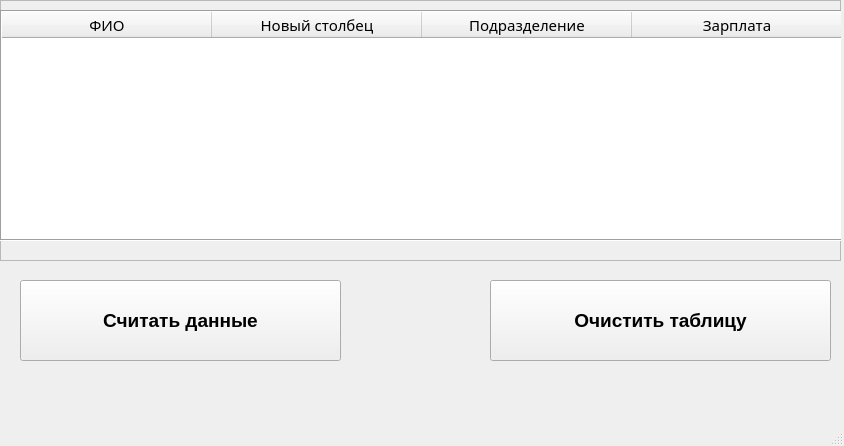
Qt form employee.ui (Palblch52/Fakres) before a commit.
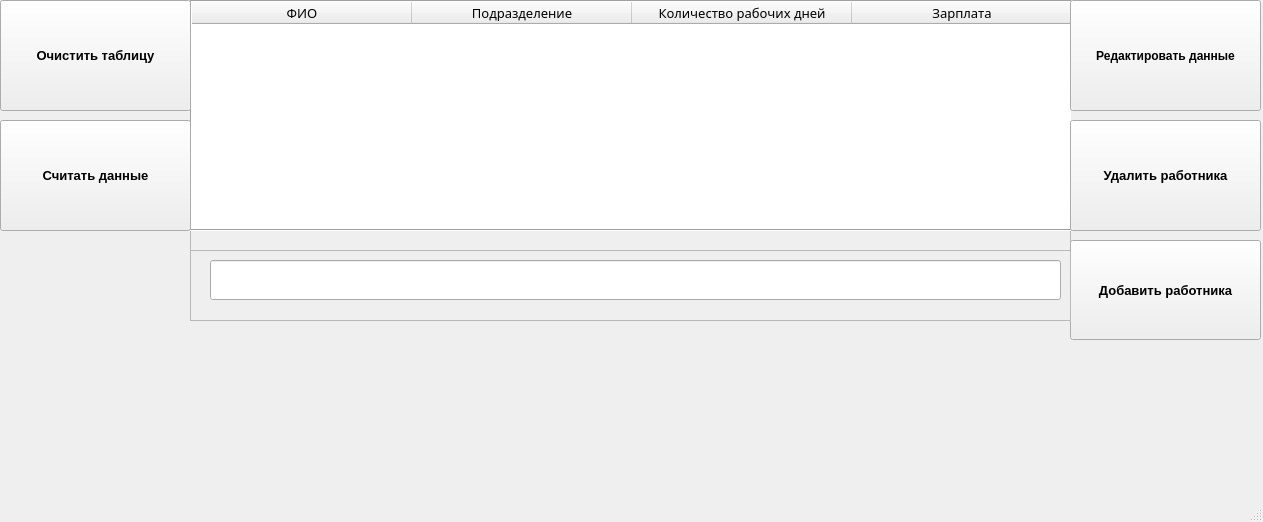
The same form after that commit.

Patch:
```diff
--- a/employee.ui
+++ b/employee.ui
@@ -9,8 +9,8 @@
    <rect>
     <x>0</x>
     <y>0</y>
-    <width>844</width>
-    <height>446</height>
+    <width>1263</width>
+    <height>522</height>
    </rect>
   </property>
   <property name="windowTitle">
@@ -20,9 +20,9 @@
    <widget class="QFrame" name="frame">
     <property name="geometry">
      <rect>
-      <x>0</x>
-      <y>0</y>
-      <width>841</width>
+      <x>190</x>
+      <y>-10</y>
+      <width>881</width>
       <height>261</height>
      </rect>
     </property>
@@ -37,14 +37,14 @@
       <rect>
        <x>0</x>
        <y>10</y>
-       <width>851</width>
+       <width>891</width>
        <height>231</height>
       </rect>
      </property>
      <property name="font">
       <font>
        <family>Perpetua</family>
-       <pointsize>11</pointsize>
+       <pointsize>10</pointsize>
       </font>
      </property>
      <property name="frameShape">
@@ -63,23 +63,23 @@
       <bool>true</bool>
      </attribute>
      <attribute name="horizontalHeaderDefaultSectionSize">
-      <number>210</number>
+      <number>220</number>
      </attribute>
      <column>
       <property name="text">
        <string>ФИО</string>
       </property>
      </column>
-     <column>
-      <property name="text">
-       <string>Новый столбец</string>
-      </property>
-     </column>
      <column>
       <property name="text">
        <string>Подразделение</string>
       </property>
      </column>
+     <column>
+      <property name="text">
+       <string>Количество рабочих дней</string>
+      </property>
+     </column>
      <column>
       <property name="text">
        <string>Зарплата</string>
@@ -90,16 +90,16 @@
    <widget class="QPushButton" name="pushButton_2">
     <property name="geometry">
      <rect>
-      <x>490</x>
-      <y>280</y>
-      <width>341</width>
-      <height>81</height>
+      <x>0</x>
+      <y>0</y>
+      <width>191</width>
+      <height>111</height>
      </rect>
     </property>
     <property name="font">
      <font>
       <family>Arial</family>
-      <pointsize>14</pointsize>
+      <pointsize>10</pointsize>
       <weight>75</weight>
       <bold>true</bold>
      </font>
@@ -111,16 +111,16 @@
    <widget class="QPushButton" name="pushButton">
     <property name="geometry">
      <rect>
-      <x>20</x>
-      <y>280</y>
-      <width>321</width>
-      <height>81</height>
+      <x>0</x>
+      <y>120</y>
+      <width>191</width>
+      <height>111</height>
      </rect>
     </property>
     <property name="font">
      <font>
       <family>Arial</family>
-      <pointsize>14</pointsize>
+      <pointsize>10</pointsize>
       <weight>75</weight>
       <bold>true</bold>
      </font>
@@ -129,6 +129,101 @@
      <string>Считать данные</string>
     </property>
    </widget>
+   <widget class="QPushButton" name="pushButton_3">
+    <property name="geometry">
+     <rect>
+      <x>1070</x>
+      <y>240</y>
+      <width>191</width>
+      <height>100</height>
+     </rect>
+    </property>
+    <property name="font">
+     <font>
+      <family>Arial</family>
+      <pointsize>10</pointsize>
+      <weight>75</weight>
+      <bold>true</bold>
+     </font>
+    </property>
+    <property name="text">
+     <string>Добавить работника</string>
+    </property>
+   </widget>
+   <widget class="QPushButton" name="pushButton_4">
+    <property name="geometry">
+     <rect>
+      <x>1070</x>
+      <y>120</y>
+      <width>191</width>
+      <height>111</height>
+     </rect>
+    </property>
+    <property name="font">
+     <font>
+      <family>Arial</family>
+      <pointsize>10</pointsize>
+      <weight>75</weight>
+      <bold>true</bold>
+     </font>
+    </property>
+    <property name="text">
+     <string>Удалить работника</string>
+    </property>
+   </widget>
+   <widget class="QPushButton" name="pushButton_5">
+    <property name="geometry">
+     <rect>
+      <x>1070</x>
+      <y>0</y>
+      <width>191</width>
+      <height>111</height>
+     </rect>
+    </property>
+    <property name="font">
+     <font>
+      <family>Arial</family>
+      <pointsize>9</pointsize>
+      <weight>75</weight>
+      <bold>true</bold>
+     </font>
+    </property>
+    <property name="text">
+     <string>Редактировать данные</string>
+    </property>
+   </widget>
+   <widget class="QFrame" name="frame_2">
+    <property name="geometry">
+     <rect>
+      <x>190</x>
+      <y>250</y>
+      <width>881</width>
+      <height>71</height>
+     </rect>
+    </property>
+    <property name="frameShape">
+     <enum>QFrame::StyledPanel</enum>
+    </property>
+    <property name="frameShadow">
+     <enum>QFrame::Raised</enum>
+    </property>
+    <widget class="QLineEdit" name="lineEdit">
+     <property name="geometry">
+      <rect>
+       <x>20</x>
+       <y>10</y>
+       <width>851</width>
+       <height>40</height>
+      </rect>
+     </property>
+     <property name="font">
+      <font>
+       <family>Perpetua</family>
+       <pointsize>12</pointsize>
+      </font>
+     </property>
+    </widget>
+   </widget>
   </widget>
   <widget class="QMenuBar" name="menubar">
    <property name="geometry">
```
Left out of the diff: 2 changed lines with no effect on the pictures.
